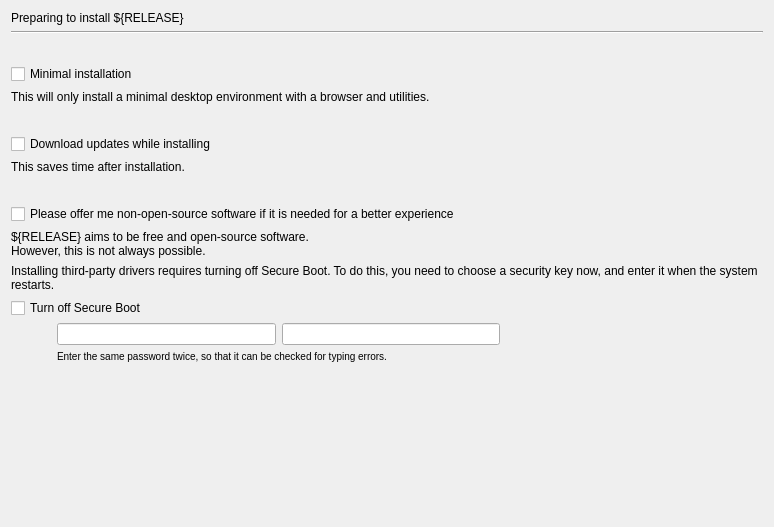
Before: the Qt Designer form gui/qt/stepPrepare.ui in skissane/ubuntu-ubiquity, drawn with Qt 5.
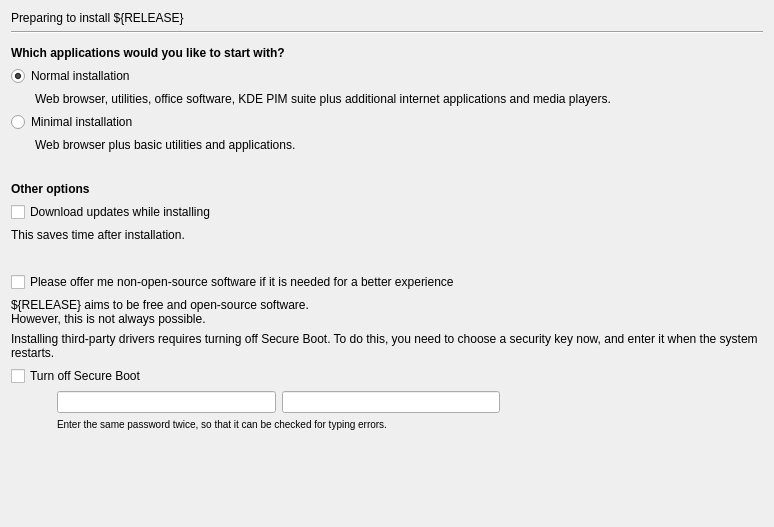
After: the same form once the commit is applied.

Commit message: Update KDE/Qt "Updates and Other Software" page in line with GTK changes, with some tweaks appropriate for Kubuntu usage in Bionic

What changed in the file:
```diff
--- a/gui/qt/stepPrepare.ui
+++ b/gui/qt/stepPrepare.ui
@@ -39,13 +39,49 @@
      <property name="sizeHint" stdset="0">
       <size>
        <width>20</width>
-       <height>24</height>
+       <height>6</height>
       </size>
      </property>
     </spacer>
    </item>
    <item>
-    <widget class="QCheckBox" name="prepare_minimal_install">
+    <widget class="QLabel" name="qt_minimum_install_header">
+     <property name="font">
+      <font>
+       <weight>75</weight>
+       <bold>true</bold>
+      </font>
+     </property>
+     <property name="text">
+      <string>Which applications would you like to start with?</string>
+     </property>
+     <property name="wordWrap">
+      <bool>true</bool>
+     </property>
+    </widget>
+   </item>
+   <item>
+    <widget class="QRadioButton" name="prepare_normal_install">
+     <property name="text">
+      <string>Normal installation</string>
+     </property>
+     <property name="checked">
+      <bool>true</bool>
+     </property>
+    </widget>
+   </item>
+   <item>
+    <widget class="QLabel" name="qt_label_normal_install">
+     <property name="text">
+      <string>Web browser, utilities, office software, KDE PIM suite plus additional internet applications and media players.</string>
+     </property>
+     <property name="indent">
+      <number>24</number>
+     </property>
+    </widget>
+   </item>
+   <item>
+    <widget class="QRadioButton" name="prepare_minimal_install">
      <property name="text">
       <string>Minimal installation</string>
      </property>
@@ -54,7 +90,10 @@
    <item>
     <widget class="QLabel" name="label_minimal_install">
      <property name="text">
-      <string>This will only install a minimal desktop environment with a browser and utilities.</string>
+      <string>Web browser plus basic utilities and applications.</string>
+     </property>
+     <property name="indent">
+      <number>24</number>
      </property>
     </widget>
    </item>
@@ -74,6 +113,22 @@
      </property>
     </spacer>
    </item>
+   <item>
+    <widget class="QLabel" name="install_other_options_header">
+     <property name="font">
+      <font>
+       <weight>75</weight>
+       <bold>true</bold>
+      </font>
+     </property>
+     <property name="text">
+      <string>Other options</string>
+     </property>
+     <property name="wordWrap">
+      <bool>true</bool>
+     </property>
+    </widget>
+   </item>
    <item>
     <widget class="QCheckBox" name="prepare_download_updates">
      <property name="text">
```
Left out of the diff: 2 changed lines with no effect on the pictures. The commit also changes 2 other files.
